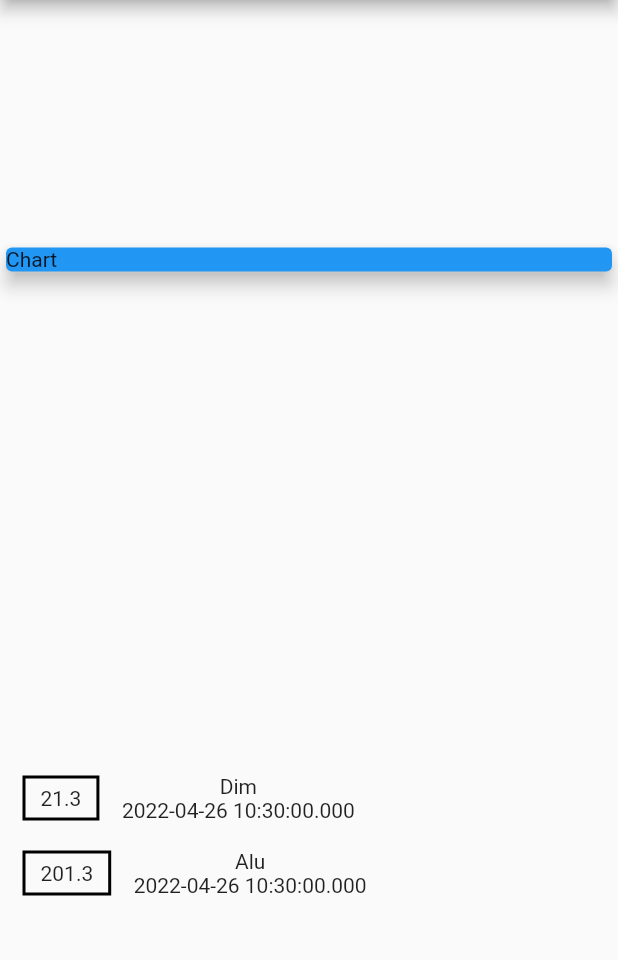
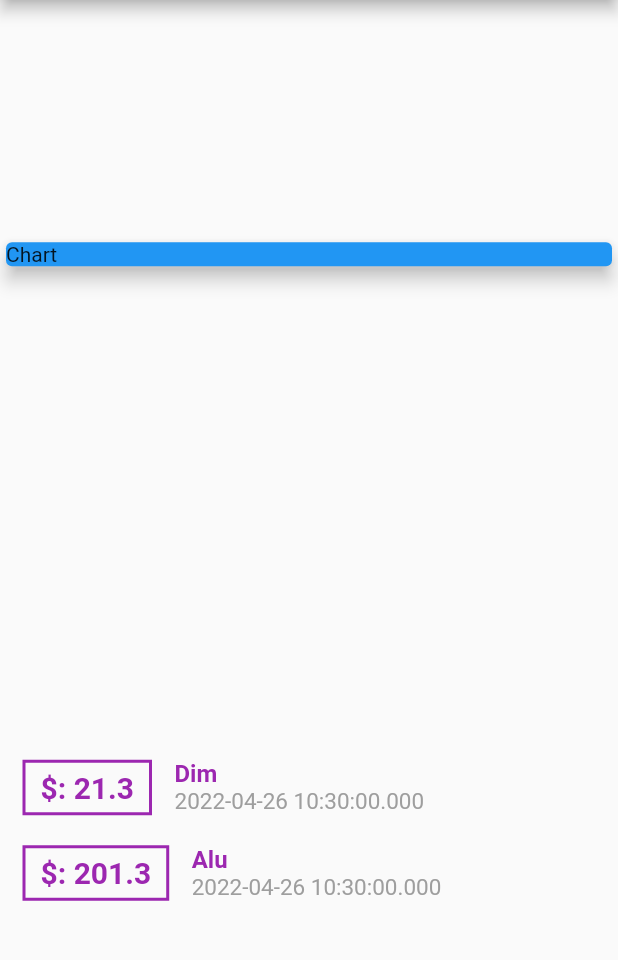
Before and after one commit to nirzonpop192/flutterTraninig, a Flutter app: the screen it shows after launch, on a phone screen of 412 x 824 dp, the part 84-1044 px from its top. Run offline on Flutter 3.47's test engine with Material 2 defaults, Android fonts, the phone set to English and light mode, and no system bars.

Commit message:
#1.79-1.81-More style and String interpolation

```diff
--- a/lib/page/dashboard/dashboard.dart
+++ b/lib/page/dashboard/dashboard.dart
@@ -1,3 +1,5 @@
+import 'package:flutter/cupertino.dart';
+
 import '../../index.dart';
 import 'package:flutter/material.dart';
 
@@ -32,13 +34,16 @@ class DashBoard extends StatelessWidget {
                   Container(
                     margin: const EdgeInsets.symmetric(vertical: 10, horizontal: 15),
                     padding: const EdgeInsets.symmetric(vertical: 5,horizontal: 10),
-                    decoration: BoxDecoration(border: Border.all(color: Colors.black, width: 2)),
-                    child: Text(trx.amount!.toString()),
+                    decoration: BoxDecoration(border: Border.all(color: Colors.purple, width: 2)),
+                    child: Text("\$: ${trx.amount!}",
+                      style: const TextStyle(fontWeight: FontWeight.bold,fontSize: 20,color: Colors.purple),),
                   ),
                   Column(
+                    crossAxisAlignment: CrossAxisAlignment.start,
                     children: [
-                      Text(trx.title!),
-                      Text(trx.date!.toString()),
+                      Text(trx.title!,
+                      style: TextStyle(color: Colors.purple,fontSize: 16,fontWeight: FontWeight.bold),),
+                      Text(trx.date!.toString(),style: TextStyle(color: Colors.grey,fontSize: 15),),
                     ],
                   )
                 ],
```
